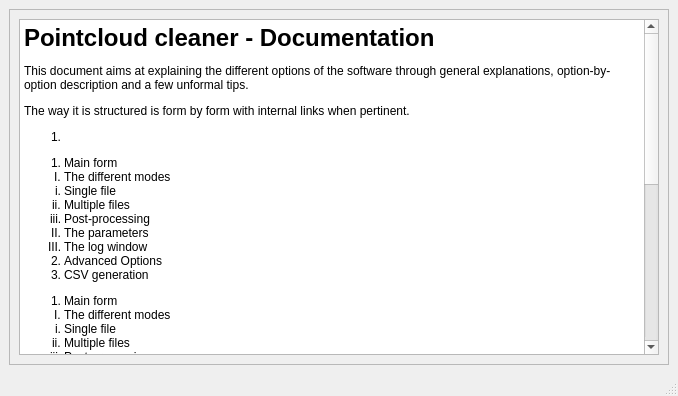
This is src/gui/documentation.ui in destoswa/pointcloud_movement_tracker as Qt 5 draws it before an edit. The edited form follows.
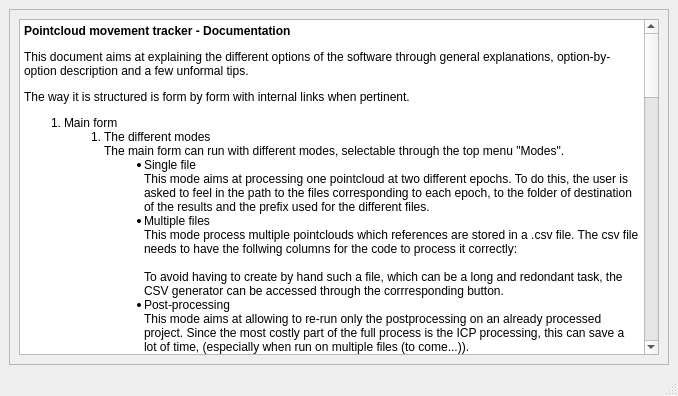
This is the edited form.

Commit message: corrections + small changes on postprocessing

The edit to the form file:
```diff
--- a/src/gui/documentation.ui
+++ b/src/gui/documentation.ui
@@ -40,59 +40,78 @@
 li.unchecked::marker { content: &quot;\2610&quot;; }
 li.checked::marker { content: &quot;\2612&quot;; }
 &lt;/style&gt;&lt;/head&gt;&lt;body style=&quot; font-family:'Segoe UI'; font-size:9pt; font-weight:400; font-style:normal;&quot;&gt;
-&lt;h1 style=&quot; margin-top:18px; margin-bottom:12px; margin-left:0px; margin-right:0px; -qt-block-indent:0; text-indent:0px;&quot;&gt;&lt;span style=&quot; font-size:xx-large; font-weight:700;&quot;&gt;Pointcloud cleaner - Documentation&lt;/span&gt;&lt;/h1&gt;
+&lt;p style=&quot; margin-top:12px; margin-bottom:12px; margin-left:0px; margin-right:0px; -qt-block-indent:0; text-indent:0px;&quot;&gt;&lt;span style=&quot; font-weight:700;&quot;&gt;Pointcloud movement tracker - Documentation&lt;/span&gt;&lt;/p&gt;
 &lt;p style=&quot; margin-top:12px; margin-bottom:12px; margin-left:0px; margin-right:0px; -qt-block-indent:0; text-indent:0px;&quot;&gt;This document aims at explaining the different options of the software through general explanations, option-by-option description and a few unformal tips.&lt;/p&gt;
 &lt;p style=&quot; margin-top:12px; margin-bottom:12px; margin-left:0px; margin-right:0px; -qt-block-indent:0; text-indent:0px;&quot;&gt;The way it is structured is form by form with internal links when pertinent.&lt;/p&gt;
 &lt;ol style=&quot;margin-top: 0px; margin-bottom: 0px; margin-left: 0px; margin-right: 0px; -qt-list-indent: 1;&quot;&gt;
-&lt;li style=&quot;-qt-paragraph-type:empty; margin-top:0px; margin-bottom:12px; margin-left:0px; margin-right:0px; -qt-block-indent:0; text-indent:0px;&quot;&gt;&lt;br /&gt;&lt;/li&gt;&lt;/ol&gt;
-&lt;ol style=&quot;margin-top: 0px; margin-bottom: 0px; margin-left: 0px; margin-right: 0px; -qt-list-indent: 1;&quot;&gt;
-&lt;li style=&quot; margin-top:12px; margin-bottom:0px; margin-left:0px; margin-right:0px; -qt-block-indent:0; text-indent:0px;&quot;&gt;Main form&lt;/li&gt;
-&lt;ol type=&quot;I&quot; style=&quot;margin-top: 0px; margin-bottom: 0px; margin-left: 0px; margin-right: 0px; -qt-list-indent: 1;&quot;&gt;
-&lt;li style=&quot; margin-top:0px; margin-bottom:0px; margin-left:0px; margin-right:0px; -qt-block-indent:0; text-indent:0px;&quot;&gt;The different modes&lt;/li&gt;
-&lt;ol type=&quot;i&quot; style=&quot;margin-top: 0px; margin-bottom: 0px; margin-left: 0px; margin-right: 0px; -qt-list-indent: 1;&quot;&gt;
-&lt;li style=&quot; margin-top:0px; margin-bottom:0px; margin-left:0px; margin-right:0px; -qt-block-indent:0; text-indent:0px;&quot;&gt;Single file&lt;/li&gt;
-&lt;li style=&quot; margin-top:0px; margin-bottom:0px; margin-left:0px; margin-right:0px; -qt-block-indent:0; text-indent:0px;&quot;&gt;Multiple files&lt;/li&gt;
-&lt;li style=&quot; margin-top:0px; margin-bottom:0px; margin-left:0px; margin-right:0px; -qt-block-indent:0; text-indent:0px;&quot;&gt;Post-processing&lt;/li&gt;&lt;/ol&gt;
-&lt;li style=&quot; margin-top:0px; margin-bottom:0px; margin-left:0px; margin-right:0px; -qt-block-indent:0; text-indent:0px;&quot;&gt;The parameters&lt;/li&gt;
-&lt;li style=&quot; margin-top:0px; margin-bottom:0px; margin-left:0px; margin-right:0px; -qt-block-indent:0; text-indent:0px;&quot;&gt;The log window&lt;/li&gt;&lt;/ol&gt;
-&lt;li style=&quot; margin-top:0px; margin-bottom:0px; margin-left:0px; margin-right:0px; -qt-block-indent:0; text-indent:0px;&quot;&gt;Advanced Options&lt;/li&gt;
-&lt;li style=&quot; margin-top:0px; margin-bottom:12px; margin-left:0px; margin-right:0px; -qt-block-indent:0; text-indent:0px;&quot;&gt;CSV generation&lt;/li&gt;&lt;/ol&gt;
-&lt;ol style=&quot;margin-top: 0px; margin-bottom: 0px; margin-left: 0px; margin-right: 0px; -qt-list-indent: 1;&quot;&gt;
-&lt;li style=&quot; margin-top:12px; margin-bottom:0px; margin-left:0px; margin-right:0px; -qt-block-indent:0; text-indent:0px;&quot;&gt;Main form&lt;/li&gt;
-&lt;ol type=&quot;I&quot; style=&quot;margin-top: 0px; margin-bottom: 0px; margin-left: 0px; margin-right: 0px; -qt-list-indent: 1;&quot;&gt;
-&lt;li style=&quot; margin-top:0px; margin-bottom:0px; margin-left:0px; margin-right:0px; -qt-block-indent:0; text-indent:0px;&quot;&gt;The different modes&lt;/li&gt;
-&lt;ol type=&quot;i&quot; style=&quot;margin-top: 0px; margin-bottom: 0px; margin-left: 0px; margin-right: 0px; -qt-list-indent: 1;&quot;&gt;
-&lt;li style=&quot; margin-top:0px; margin-bottom:0px; margin-left:0px; margin-right:0px; -qt-block-indent:0; text-indent:0px;&quot;&gt;Single file&lt;/li&gt;
-&lt;li style=&quot; margin-top:0px; margin-bottom:0px; margin-left:0px; margin-right:0px; -qt-block-indent:0; text-indent:0px;&quot;&gt;Multiple files&lt;/li&gt;
-&lt;li style=&quot; margin-top:0px; margin-bottom:0px; margin-left:0px; margin-right:0px; -qt-block-indent:0; text-indent:0px;&quot;&gt;Post-processing&lt;/li&gt;&lt;/ol&gt;
-&lt;li style=&quot; margin-top:0px; margin-bottom:0px; margin-left:0px; margin-right:0px; -qt-block-indent:0; text-indent:0px;&quot;&gt;The parameters&lt;/li&gt;
-&lt;li style=&quot; margin-top:0px; margin-bottom:0px; margin-left:0px; margin-right:0px; -qt-block-indent:0; text-indent:0px;&quot;&gt;The log window&lt;/li&gt;&lt;/ol&gt;
-&lt;li style=&quot; margin-top:0px; margin-bottom:0px; margin-left:0px; margin-right:0px; -qt-block-indent:0; text-indent:0px;&quot;&gt;Advanced Options&lt;/li&gt;
-&lt;li style=&quot; margin-top:0px; margin-bottom:12px; margin-left:0px; margin-right:0px; -qt-block-indent:0; text-indent:0px;&quot;&gt;CSV generation&lt;/li&gt;&lt;/ol&gt;
-&lt;ol style=&quot;margin-top: 0px; margin-bottom: 0px; margin-left: 0px; margin-right: 0px; -qt-list-indent: 1;&quot;&gt;
-&lt;li style=&quot; margin-top:12px; margin-bottom:0px; margin-left:0px; margin-right:0px; -qt-block-indent:0; text-indent:0px;&quot;&gt;Main form&lt;/li&gt;
-&lt;ol type=&quot;I&quot; style=&quot;margin-top: 0px; margin-bottom: 0px; margin-left: 0px; margin-right: 0px; -qt-list-indent: 1;&quot;&gt;
-&lt;li style=&quot; margin-top:0px; margin-bottom:0px; margin-left:0px; margin-right:0px; -qt-block-indent:0; text-indent:0px;&quot;&gt;The different modes&lt;/li&gt;
-&lt;ol type=&quot;i&quot; style=&quot;margin-top: 0px; margin-bottom: 0px; margin-left: 0px; margin-right: 0px; -qt-list-indent: 1;&quot;&gt;
-&lt;li style=&quot; margin-top:0px; margin-bottom:0px; margin-left:0px; margin-right:0px; -qt-block-indent:0; text-indent:0px;&quot;&gt;Single file&lt;/li&gt;
-&lt;li style=&quot; margin-top:0px; margin-bottom:0px; margin-left:0px; margin-right:0px; -qt-block-indent:0; text-indent:0px;&quot;&gt;Multiple files&lt;/li&gt;
-&lt;li style=&quot; margin-top:0px; margin-bottom:0px; margin-left:0px; margin-right:0px; -qt-block-indent:0; text-indent:0px;&quot;&gt;Post-processing&lt;/li&gt;&lt;/ol&gt;
-&lt;li style=&quot; margin-top:0px; margin-bottom:0px; margin-left:0px; margin-right:0px; -qt-block-indent:0; text-indent:0px;&quot;&gt;The parameters&lt;/li&gt;
-&lt;li style=&quot; margin-top:0px; margin-bottom:0px; margin-left:0px; margin-right:0px; -qt-block-indent:0; text-indent:0px;&quot;&gt;The log window&lt;/li&gt;&lt;/ol&gt;
-&lt;li style=&quot; margin-top:0px; margin-bottom:0px; margin-left:0px; margin-right:0px; -qt-block-indent:0; text-indent:0px;&quot;&gt;Advanced Options&lt;/li&gt;
-&lt;li style=&quot; margin-top:0px; margin-bottom:12px; margin-left:0px; margin-right:0px; -qt-block-indent:0; text-indent:0px;&quot;&gt;CSV generation&lt;/li&gt;&lt;/ol&gt;
-&lt;ol style=&quot;margin-top: 0px; margin-bottom: 0px; margin-left: 0px; margin-right: 0px; -qt-list-indent: 1;&quot;&gt;
-&lt;li style=&quot; margin-top:12px; margin-bottom:0px; margin-left:0px; margin-right:0px; -qt-block-indent:0; text-indent:0px;&quot;&gt;Main form&lt;/li&gt;
-&lt;ol type=&quot;I&quot; style=&quot;margin-top: 0px; margin-bottom: 0px; margin-left: 0px; margin-right: 0px; -qt-list-indent: 1;&quot;&gt;
-&lt;li style=&quot; margin-top:0px; margin-bottom:0px; margin-left:0px; margin-right:0px; -qt-block-indent:0; text-indent:0px;&quot;&gt;The different modes&lt;/li&gt;
-&lt;ol type=&quot;i&quot; style=&quot;margin-top: 0px; margin-bottom: 0px; margin-left: 0px; margin-right: 0px; -qt-list-indent: 1;&quot;&gt;
-&lt;li style=&quot; margin-top:0px; margin-bottom:0px; margin-left:0px; margin-right:0px; -qt-block-indent:0; text-indent:0px;&quot;&gt;Single file&lt;/li&gt;
-&lt;li style=&quot; margin-top:0px; margin-bottom:0px; margin-left:0px; margin-right:0px; -qt-block-indent:0; text-indent:0px;&quot;&gt;Multiple files&lt;/li&gt;
-&lt;li style=&quot; margin-top:0px; margin-bottom:0px; margin-left:0px; margin-right:0px; -qt-block-indent:0; text-indent:0px;&quot;&gt;Post-processing&lt;/li&gt;&lt;/ol&gt;
-&lt;li style=&quot; margin-top:0px; margin-bottom:0px; margin-left:0px; margin-right:0px; -qt-block-indent:0; text-indent:0px;&quot;&gt;The parameters&lt;/li&gt;
-&lt;li style=&quot; margin-top:0px; margin-bottom:0px; margin-left:0px; margin-right:0px; -qt-block-indent:0; text-indent:0px;&quot;&gt;The log window&lt;/li&gt;&lt;/ol&gt;
-&lt;li style=&quot; margin-top:0px; margin-bottom:0px; margin-left:0px; margin-right:0px; -qt-block-indent:0; text-indent:0px;&quot;&gt;Advanced Options&lt;/li&gt;
-&lt;li style=&quot; margin-top:0px; margin-bottom:12px; margin-left:0px; margin-right:0px; -qt-block-indent:0; text-indent:0px;&quot;&gt;CSV generation&lt;/li&gt;&lt;/ol&gt;&lt;/body&gt;&lt;/html&gt;</string>
+&lt;li style=&quot; margin-top:12px; margin-bottom:0px; margin-left:0px; margin-right:0px; -qt-block-indent:0; text-indent:0px;&quot;&gt;Main form
+&lt;ol style=&quot;margin-top: 0px; margin-bottom: 0px; margin-left: 0px; margin-right: 0px; -qt-list-indent: 2;&quot;&gt;
+&lt;li style=&quot; margin-top:0px; margin-bottom:0px; margin-left:0px; margin-right:0px; -qt-block-indent:0; text-indent:0px;&quot;&gt;The different modes&lt;br /&gt;The main form can run with different modes, selectable through the top menu &amp;quot;Modes&amp;quot;.
+&lt;ul style=&quot;margin-top: 0px; margin-bottom: 0px; margin-left: 0px; margin-right: 0px; -qt-list-indent: 3;&quot;&gt;
+&lt;li style=&quot; margin-top:0px; margin-bottom:0px; margin-left:0px; margin-right:0px; -qt-block-indent:0; text-indent:0px;&quot;&gt;Single file&lt;br /&gt;This mode aims at processing one pointcloud at two different epochs. To do this, the user is asked to feel in the path to the files corresponding to each epoch, to the folder of destination of the results and the prefix used for the different files.&lt;/li&gt;
+&lt;li style=&quot; margin-top:0px; margin-bottom:0px; margin-left:0px; margin-right:0px; -qt-block-indent:0; text-indent:0px;&quot;&gt;Multiple files &lt;br /&gt;This mode process multiple pointclouds which references are stored in a .csv file. The csv file needs to have the follwing columns for the code to process it correctly: &lt;br /&gt;&lt;br /&gt;To avoid having to create by hand such a file, which can be a long and redondant task, the CSV generator can be accessed through the corrresponding button.&lt;/li&gt;
+&lt;li style=&quot; margin-top:0px; margin-bottom:0px; margin-left:0px; margin-right:0px; -qt-block-indent:0; text-indent:0px;&quot;&gt;Post-processing &lt;br /&gt;This mode aims at allowing to re-run only the postprocessing on an already processed project. Since the most costly part of the full process is the ICP processing, this can save a lot of time, (especially when run on multiple files (to come...)).&lt;br /&gt;To run this process, the quadnode, generated during the main process, need to be given. It has the following nomenclature: &amp;lt;prefix&amp;gt;_quadtree_transforms.pickle.&lt;br /&gt;More over, the new prefix needs to be also given.&lt;/li&gt;&lt;/ul&gt;&lt;/li&gt;
+&lt;li style=&quot; margin-top:0px; margin-bottom:0px; margin-left:0px; margin-right:0px; -qt-block-indent:0; text-indent:0px;&quot;&gt;The parameters&lt;br /&gt;In order to drive the processus, different options can be customized:
+&lt;ul style=&quot;margin-top: 0px; margin-bottom: 0px; margin-left: 0px; margin-right: 0px; -qt-list-indent: 3;&quot;&gt;
+&lt;li style=&quot; margin-top:0px; margin-bottom:0px; margin-left:0px; margin-right:0px; -qt-block-indent:0; text-indent:0px;&quot;&gt;The ICP method: To choose the algorithm that is going to estimate the movements. There is 4 different methods:
+&lt;ul style=&quot;margin-top: 0px; margin-bottom: 0px; margin-left: 0px; margin-right: 0px; -qt-list-indent: 4;&quot;&gt;
+&lt;li style=&quot; margin-top:0px; margin-bottom:0px; margin-left:0px; margin-right:0px; -qt-block-indent:0; text-indent:0px;&quot;&gt;point-to-point: this is the one to choose if working on pointclouds generated from lidar measurements. However, It does not work well on pointclouds generated from DEM with regular spacing between points.&lt;/li&gt;
+&lt;li style=&quot; margin-top:0px; margin-bottom:0px; margin-left:0px; margin-right:0px; -qt-block-indent:0; text-indent:0px;&quot;&gt;point-to-plane: A little bit faster than the first method, this one is to be used when working on pointclouds generated from DEM. It won’t work well on lidar-based pointclouds.&lt;/li&gt;
+&lt;li style=&quot; margin-top:0px; margin-bottom:0px; margin-left:0px; margin-right:0px; -qt-block-indent:0; text-indent:0px;&quot;&gt;generalized-ICP:&lt;/li&gt;
+&lt;li style=&quot; margin-top:0px; margin-bottom:0px; margin-left:0px; margin-right:0px; -qt-block-indent:0; text-indent:0px;&quot;&gt;mix: This method will apply point-to-point on anthropic regions and point-to-plane on ground regions. To use it, the pointclouds need to be categorized.&lt;/li&gt;&lt;/ul&gt;&lt;/li&gt;
+&lt;li style=&quot; margin-top:0px; margin-bottom:0px; margin-left:0px; margin-right:0px; -qt-block-indent:0; text-indent:0px;&quot;&gt;No category: To set if the pointcloud has not category per points. Typically when processing pointclouds generated from DEM.&lt;/li&gt;
+&lt;li style=&quot; margin-top:0px; margin-bottom:0px; margin-left:0px; margin-right:0px; -qt-block-indent:0; text-indent:0px;&quot;&gt;Split ground/anthropic: To check to process separately ground regions and anthropic regions. When processed as so, the constructions that were created and destroyed between the two epochs will be flagged and no transformation will be computed for those subtiles.&lt;/li&gt;
+&lt;li style=&quot; margin-top:0px; margin-bottom:0px; margin-left:0px; margin-right:0px; -qt-block-indent:0; text-indent:0px;&quot;&gt;Limits:
+&lt;ul style=&quot;margin-top: 0px; margin-bottom: 0px; margin-left: 0px; margin-right: 0px; -qt-list-indent: 4;&quot;&gt;
+&lt;li style=&quot; margin-top:0px; margin-bottom:0px; margin-left:0px; margin-right:0px; -qt-block-indent:0; text-indent:0px;&quot;&gt;There is two limits to set that will define where the algorithm stop splitting subtiles:
+&lt;ol style=&quot;margin-top: 0px; margin-bottom: 0px; margin-left: 0px; margin-right: 0px; -qt-list-indent: 5;&quot;&gt;
+&lt;li style=&quot; margin-top:0px; margin-bottom:0px; margin-left:0px; margin-right:0px; -qt-block-indent:0; text-indent:0px;&quot;&gt;min tile size: this is the minimum size of subtiles in meters. The model will still process a tile smaller than this size but won’t go further&lt;/li&gt;
+&lt;li style=&quot; margin-top:0px; margin-bottom:0px; margin-left:0px; margin-right:0px; -qt-block-indent:0; text-indent:0px;&quot;&gt;min num points: this is the minimum number of points of a subtiles for the icp to be processed on. If the number is bellow this threshold, no process will be done on the subtile and the value of its parent will be registered instead.&lt;/li&gt;&lt;/ol&gt;&lt;/li&gt;
+&lt;li style=&quot; margin-top:0px; margin-bottom:0px; margin-left:0px; margin-right:0px; -qt-block-indent:0; text-indent:0px;&quot;&gt;Depending of the splitting mode, those limits need to be given for either the global pointcloud (no splitting) or for ground and anthropic separately (typically, the minimum number of points for anthropic will be a lot smaller, e.g. 50 and 2000 for ground)&lt;/li&gt;&lt;/ul&gt;&lt;/li&gt;
+&lt;li style=&quot; margin-top:0px; margin-bottom:0px; margin-left:0px; margin-right:0px; -qt-block-indent:0; text-indent:0px;&quot;&gt;Outputs: Whether to postprocess a version of the quadtree with the initial alignement (“w_A0”) included in the values, a version without (“wo_A0”) or both of them.&lt;/li&gt;
+&lt;li style=&quot; margin-top:0px; margin-bottom:0px; margin-left:0px; margin-right:0px; -qt-block-indent:0; text-indent:0px;&quot;&gt;Advanced Options: Open a new form giving access to all the parameters.&lt;/li&gt;&lt;/ul&gt;&lt;/li&gt;
+&lt;li style=&quot; margin-top:0px; margin-bottom:0px; margin-left:0px; margin-right:0px; -qt-block-indent:0; text-indent:0px;&quot;&gt;The log window : Here are shown what would be in a teminal - The evolution of the processes, their duration and, when something fails, the error message.&lt;/li&gt;&lt;/ol&gt;&lt;/li&gt;
+&lt;li style=&quot; margin-top:0px; margin-bottom:0px; margin-left:0px; margin-right:0px; -qt-block-indent:0; text-indent:0px;&quot;&gt;Advanced Options&lt;br /&gt;In this form are stored parameters that don’t necessarily have to be changed or checked before each run.
+&lt;ol style=&quot;margin-top: 0px; margin-bottom: 0px; margin-left: 0px; margin-right: 0px; -qt-list-indent: 2;&quot;&gt;
+&lt;li style=&quot; margin-top:0px; margin-bottom:0px; margin-left:0px; margin-right:0px; -qt-block-indent:0; text-indent:0px;&quot;&gt;Input data
+&lt;ul style=&quot;margin-top: 0px; margin-bottom: 0px; margin-left: 0px; margin-right: 0px; -qt-list-indent: 3;&quot;&gt;
+&lt;li style=&quot; margin-top:0px; margin-bottom:0px; margin-left:0px; margin-right:0px; -qt-block-indent:0; text-indent:0px;&quot;&gt;Huge translation : This represent the initial translation that is done on the pointcloud to center it and avoid approximation errors that arise with big numbers as coordinates.&lt;/li&gt;
+&lt;li style=&quot; margin-top:0px; margin-bottom:0px; margin-left:0px; margin-right:0px; -qt-block-indent:0; text-indent:0px;&quot;&gt;Field names: This is the name of the 4 fields that will be used by the program to manipulate the pointclouds: the xyz coordinates + the category field&lt;/li&gt;&lt;/ul&gt;&lt;/li&gt;
+&lt;li style=&quot; margin-top:0px; margin-bottom:0px; margin-left:0px; margin-right:0px; -qt-block-indent:0; text-indent:0px;&quot;&gt;Process
+&lt;ul style=&quot;margin-top: 0px; margin-bottom: 0px; margin-left: 0px; margin-right: 0px; -qt-list-indent: 3;&quot;&gt;
+&lt;li style=&quot; margin-top:0px; margin-bottom:0px; margin-left:0px; margin-right:0px; -qt-block-indent:0; text-indent:0px;&quot;&gt;Max iterations : The ICP algorithm is iteratively bringing the pointclouds closer. This parameter set the maximum number of iteration that it is allowed to make per tile&lt;/li&gt;
+&lt;li style=&quot; margin-top:0px; margin-bottom:0px; margin-left:0px; margin-right:0px; -qt-block-indent:0; text-indent:0px;&quot;&gt;Threshold: During each iteration, the distance is computed between the two pointclouds. This parameter set the value under which the algorithm stop iterating.&lt;/li&gt;
+&lt;li style=&quot; margin-top:0px; margin-bottom:0px; margin-left:0px; margin-right:0px; -qt-block-indent:0; text-indent:0px;&quot;&gt;Max correspondence: this parameter represents the maximum matching distance that the algorithm is going to look around each point to find a correspondence. It can be a single value or a list. If it is a list, the corresponding value will be used at the corresponding splitting level. Hence the list needs to be equal or longer than the number of splits the algorithm is going to do. For real data, 0.5 is a good value. For data generated from DEM, it depends on the resolution of the DEM. Usually the resolution + 0.5 works fine.&lt;/li&gt;
+&lt;li style=&quot; margin-top:0px; margin-bottom:0px; margin-left:0px; margin-right:0px; -qt-block-indent:0; text-indent:0px;&quot;&gt;Max area: This parameter represents the maximum tile area on which the model is going to perform ICP.&lt;/li&gt;&lt;/ul&gt;&lt;/li&gt;
+&lt;li style=&quot; margin-top:0px; margin-bottom:0px; margin-left:0px; margin-right:0px; -qt-block-indent:0; text-indent:0px;&quot;&gt;Categories
+&lt;ul style=&quot;margin-top: 0px; margin-bottom: 0px; margin-left: 0px; margin-right: 0px; -qt-list-indent: 3;&quot;&gt;
+&lt;li style=&quot; margin-top:0px; margin-bottom:0px; margin-left:0px; margin-right:0px; -qt-block-indent:0; text-indent:0px;&quot;&gt;Categories of anthropic : The categories that represent anthropic points.&lt;/li&gt;
+&lt;li style=&quot; margin-top:0px; margin-bottom:0px; margin-left:0px; margin-right:0px; -qt-block-indent:0; text-indent:0px;&quot;&gt;Categories of ground: The categories that represent ground points.&lt;/li&gt;
+&lt;li style=&quot; margin-top:0px; margin-bottom:0px; margin-left:0px; margin-right:0px; -qt-block-indent:0; text-indent:0px;&quot;&gt;!!! categories not being in anthropic or ground lists will be removed before the processing !!!&lt;/li&gt;&lt;/ul&gt;&lt;/li&gt;
+&lt;li style=&quot; margin-top:0px; margin-bottom:0px; margin-left:0px; margin-right:0px; -qt-block-indent:0; text-indent:0px;&quot;&gt;Output data
+&lt;ul style=&quot;margin-top: 0px; margin-bottom: 0px; margin-left: 0px; margin-right: 0px; -qt-list-indent: 3;&quot;&gt;
+&lt;li style=&quot; margin-top:0px; margin-bottom:0px; margin-left:0px; margin-right:0px; -qt-block-indent:0; text-indent:0px;&quot;&gt;Save subclouds + output level : During the process, the pipeline is generating subclouds that it fit together to get the transform matrices. Those subslouds can be saved for developing purposes. If the checkbox is checked, the output level value will dictate at which splitting level, the pointclouds will be saved (“-1” to save them at every level).&lt;/li&gt;
+&lt;li style=&quot; margin-top:0px; margin-bottom:0px; margin-left:0px; margin-right:0px; -qt-block-indent:0; text-indent:0px;&quot;&gt;To keep: checking ‘layers’ and ‘full tree’ will save, respectively, two gpkgs file with a layer per splitting level for the centers and the tiles and the full tree with all the tiles in one layer.&lt;/li&gt;&lt;/ul&gt;&lt;/li&gt;
+&lt;li style=&quot; margin-top:0px; margin-bottom:0px; margin-left:0px; margin-right:0px; -qt-block-indent:0; text-indent:0px;&quot;&gt;Post-processing
+&lt;ul style=&quot;margin-top: 0px; margin-bottom: 0px; margin-left: 0px; margin-right: 0px; -qt-list-indent: 3;&quot;&gt;
+&lt;li style=&quot; margin-top:0px; margin-bottom:0px; margin-left:0px; margin-right:0px; -qt-block-indent:0; text-indent:0px;&quot;&gt;Absurd distances :
+&lt;ul style=&quot;margin-top: 0px; margin-bottom: 0px; margin-left: 0px; margin-right: 0px; -qt-list-indent: 4;&quot;&gt;
+&lt;li style=&quot; margin-top:0px; margin-bottom:0px; margin-left:0px; margin-right:0px; -qt-block-indent:0; text-indent:0px;&quot;&gt;Local : this is a value above which the local 2D distance between a spliting level N and a level N+1 is considered to be absurd, in which case, the tile at level N+1 will keep the value of its parent and stop splitting.&lt;/li&gt;
+&lt;li style=&quot; margin-top:0px; margin-bottom:0px; margin-left:0px; margin-right:0px; -qt-block-indent:0; text-indent:0px;&quot;&gt;Global : this is a value above which the absolute 3D distance of a subtile is considered to be absurd, in which case, the tile at level will keep the value of its parent and stop splitting.&lt;/li&gt;&lt;/ul&gt;&lt;/li&gt;
+&lt;li style=&quot; margin-top:0px; margin-bottom:0px; margin-left:0px; margin-right:0px; -qt-block-indent:0; text-indent:0px;&quot;&gt;Merge final results: if checked and in “Multiple” mode, at the end of the process, all leaves gpkg files will be merged into one.&lt;/li&gt;&lt;/ul&gt;&lt;/li&gt;&lt;/ol&gt;&lt;/li&gt;
+&lt;li style=&quot; margin-top:0px; margin-bottom:0px; margin-left:0px; margin-right:0px; -qt-block-indent:0; text-indent:0px;&quot;&gt;CSV generation&lt;br /&gt;This allows the automatic generation of the csv file that drives the process in “Multiple” mode.
+&lt;ol style=&quot;margin-top: 0px; margin-bottom: 0px; margin-left: 0px; margin-right: 0px; -qt-list-indent: 2;&quot;&gt;
+&lt;li style=&quot; margin-top:0px; margin-bottom:0px; margin-left:0px; margin-right:0px; -qt-block-indent:0; text-indent:0px;&quot;&gt;Folder epoch 1: where all the files of epoch 1 are stored&lt;/li&gt;
+&lt;li style=&quot; margin-top:0px; margin-bottom:0px; margin-left:0px; margin-right:0px; -qt-block-indent:0; text-indent:0px;&quot;&gt;Folder epoch 2: where all the files of epoch 2 are stored&lt;/li&gt;
+&lt;li style=&quot; margin-top:0px; margin-bottom:0px; margin-left:0px; margin-right:0px; -qt-block-indent:0; text-indent:0px;&quot;&gt;Folder results: where the results of each tile are going to be stored (in a subfolder per tile)&lt;/li&gt;
+&lt;li style=&quot; margin-top:0px; margin-bottom:0px; margin-left:0px; margin-right:0px; -qt-block-indent:0; text-indent:0px;&quot;&gt;CSV location: the place where the csv file linking the different files together is.&lt;/li&gt;
+&lt;li style=&quot; margin-top:0px; margin-bottom:0px; margin-left:0px; margin-right:0px; -qt-block-indent:0; text-indent:0px;&quot;&gt;File name: the name that the csv file is going to have&lt;/li&gt;
+&lt;li style=&quot; margin-top:0px; margin-bottom:0px; margin-left:0px; margin-right:0px; -qt-block-indent:0; text-indent:0px;&quot;&gt;Pattern: The pattern that is going to pair the files at epoch 1 and 2. The following symbols go as following:
+&lt;ul style=&quot;margin-top: 0px; margin-bottom: 0px; margin-left: 0px; margin-right: 0px; -qt-list-indent: 3;&quot;&gt;
+&lt;li style=&quot; margin-top:0px; margin-bottom:0px; margin-left:0px; margin-right:0px; -qt-block-indent:0; text-indent:0px;&quot;&gt;* : every number of caracters, no matter what they are&lt;/li&gt;
+&lt;li style=&quot; margin-top:0px; margin-bottom:0px; margin-left:0px; margin-right:0px; -qt-block-indent:0; text-indent:0px;&quot;&gt;d: a digit&lt;/li&gt;
+&lt;li style=&quot; margin-top:0px; margin-bottom:0px; margin-left:0px; margin-right:0px; -qt-block-indent:0; text-indent:0px;&quot;&gt;(…./….): …. or ….&lt;/li&gt;&lt;/ul&gt;&lt;/li&gt;&lt;/ol&gt;&lt;/li&gt;&lt;/ol&gt;
+&lt;p style=&quot; margin-top:12px; margin-bottom:12px; margin-left:0px; margin-right:0px; -qt-block-indent:0; text-indent:0px;&quot;&gt; &lt;/p&gt;&lt;/body&gt;&lt;/html&gt;</string>
           </property>
          </widget>
         </item>
```
The commit also changes 6 other files.
